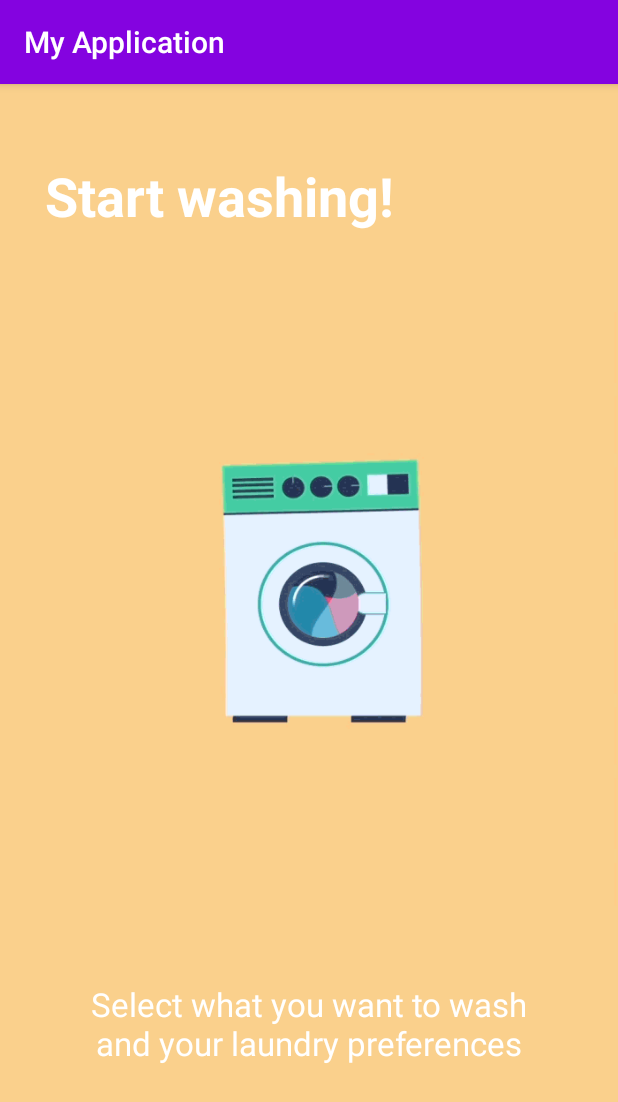
After one commit to crlz09/lndrlly-alpha, an Android app: the fragment SecondSlide shown on its own in the app's theme, on a phone screen of 412 x 824 dp. The commit adds this screen. Shown: the top 1102 px of the screen. Run offline under Robolectric (Android 15) with nearby library versions, the phone set to English and light mode, and no system bars; libraries missing offline, so code that uses them is left out: agency.tango.materialintroscreen.

Commit message:
added slidesView #ElPatrrrrrrrrrr

```diff
--- a/build.gradle
+++ b/build.gradle
@@ -23,8 +23,11 @@ dependencies {
     implementation 'com.android.support:appcompat-v7:28.0.0'
     implementation 'com.android.support:design:28.0.0'
     implementation 'com.android.support.constraint:constraint-layout:1.1.3'
+    implementation 'com.android.support:support-v4:28.0.0'
     testImplementation 'junit:junit:4.12'
     androidTestImplementation 'com.android.support.test:runner:1.0.2'
     androidTestImplementation 'com.android.support.test.espresso:espresso-core:3.0.2'
     implementation 'uk.co.chrisjenx:calligraphy:2.2.0'
+    implementation 'agency.tango.android:material-intro-screen:0.0.5'
+    implementation 'pl.droidsonroids.gif:android-gif-drawable:1.2.+'
 }
--- /dev/null
+++ b/src/main/java/com/example/myapplication/SecondSlide.java
@@ -0,0 +1,38 @@
+package com.example.myapplication;
+
+import android.content.Context;
+import android.net.Uri;
+import android.os.Bundle;
+import android.support.v4.app.Fragment;
+import android.transition.Slide;
+import android.view.LayoutInflater;
+import android.view.View;
+import android.view.ViewGroup;
+
+import agency.tango.materialintroscreen.SlideFragment;
+
+
+public class SecondSlide extends SlideFragment {
+
+    public View onCreateView(LayoutInflater inflater, ViewGroup container,
+                             Bundle savedInstanceState) {
+        // Inflate the layout for this fragment
+        View view = inflater.inflate(R.layout.fragment_second_slide, container, false);
+        return view;
+    }
+
+    @Override
+    public int backgroundColor() {
+        return R.color.BackgroundFirst;
+    }
+
+    @Override
+    public int buttonsColor() {
+        return R.color.colorPrimary;
+    }
+
+    @Override
+    public boolean canMoveFurther() {
+        return true;
+    }
+}
--- a/src/main/java/com/example/myapplication/splash.java
+++ b/src/main/java/com/example/myapplication/splash.java
@@ -24,7 +24,7 @@ public class splash extends Activity {
             @Override
             public void run() {
                 // Do something after 3s = 3000ms
-                Intent go = new Intent(getApplicationContext(), SignUp.class);
+                Intent go = new Intent(getApplicationContext(), IntroActivity.class);
                 startActivity(go);
                 finish();
             }
--- /dev/null
+++ b/src/main/res/layout/fragment_second_slide.xml
@@ -0,0 +1,41 @@
+<?xml version="1.0" encoding="utf-8"?>
+<FrameLayout xmlns:android="http://schemas.android.com/apk/res/android"
+    xmlns:tools="http://schemas.android.com/tools"
+    android:layout_width="match_parent"
+    android:layout_height="match_parent"
+    tools:context=".SecondSlide">
+
+   <LinearLayout
+       android:layout_width="match_parent"
+       android:layout_height="match_parent"
+       android:orientation="vertical"
+       android:background="#fad08c">
+
+       <TextView
+           android:layout_width="match_parent"
+           android:layout_height="wrap_content"
+           android:textSize="36dp"
+           android:paddingLeft="30dp"
+           android:paddingTop="50dp"
+           android:textColor="#FFFFFF"
+           android:textStyle="bold"
+           android:text="Start washing!"/>
+
+       <pl.droidsonroids.gif.GifImageView
+           android:layout_width="match_parent"
+           android:layout_height="500dp"
+           android:scaleType="fitCenter"
+           android:src="@drawable/second"/>
+       <TextView
+           android:layout_width="match_parent"
+           android:layout_height="wrap_content"
+           android:gravity="center"
+           android:text="Select what you want to wash\nand your laundry preferences"
+           android:textColor="#FFFFFF"
+           android:textSize="22sp" />
+
+
+
+
+   </LinearLayout>
+</FrameLayout>
--- a/src/main/res/values/colors.xml
+++ b/src/main/res/values/colors.xml
@@ -1,6 +1,10 @@
 <?xml version="1.0" encoding="utf-8"?>
 <resources>
     <color name="colorPrimary">#8403E0</color>
-    <color name="colorPrimaryDark">#8B02EC</color>
+    <color name="colorPrimaryDark">#430570</color>
     <color name="colorAccent">#D81B60</color>
+    <color name="BackgroundFirst">#8adbdc</color>
+
+
+
 </resources>
--- a/src/main/res/values/strings.xml
+++ b/src/main/res/values/strings.xml
@@ -14,5 +14,8 @@
     <string name="location">Let us know if we can get to you.\nPlease insert your current address and\nspecify your zip code.</string>
     <string name="verification">We have sent you a code via SMS to verify\nyour account. It can take up to 5 minutes.</string>
 
+    <!-- TODO: Remove or change this placeholder text -->
+    <string name="hello_blank_fragment">Hello blank fragment</string>
+
 
 </resources>
```
Also changed, not shown: src/main/AndroidManifest.xml (+8 -7 lines), src/main/java/com/example/myapplication/IntroActivity.java (added, +46 -0 lines), src/main/java/com/example/myapplication/LastSlide.java (added, +38 -0 lines), src/main/java/com/example/myapplication/ThirdSlide.java (added, +41 -0 lines), src/main/java/com/example/myapplication/firstSlide.java (added, +40 -0 lines), src/main/res/layout/activity_intro.xml (added, +9 -0 lines), src/main/res/layout/fragment_first_slide.xml (added, +44 -0 lines), src/main/res/layout/fragment_last_slide.xml (added, +42 -0 lines), src/main/res/layout/fragment_third_slide.xml (added, +42 -0 lines), src/main/res/drawable/first.jpg (added), src/main/res/drawable/second.gif (added), src/main/res/drawable/third.gif (added), 2 other files.
